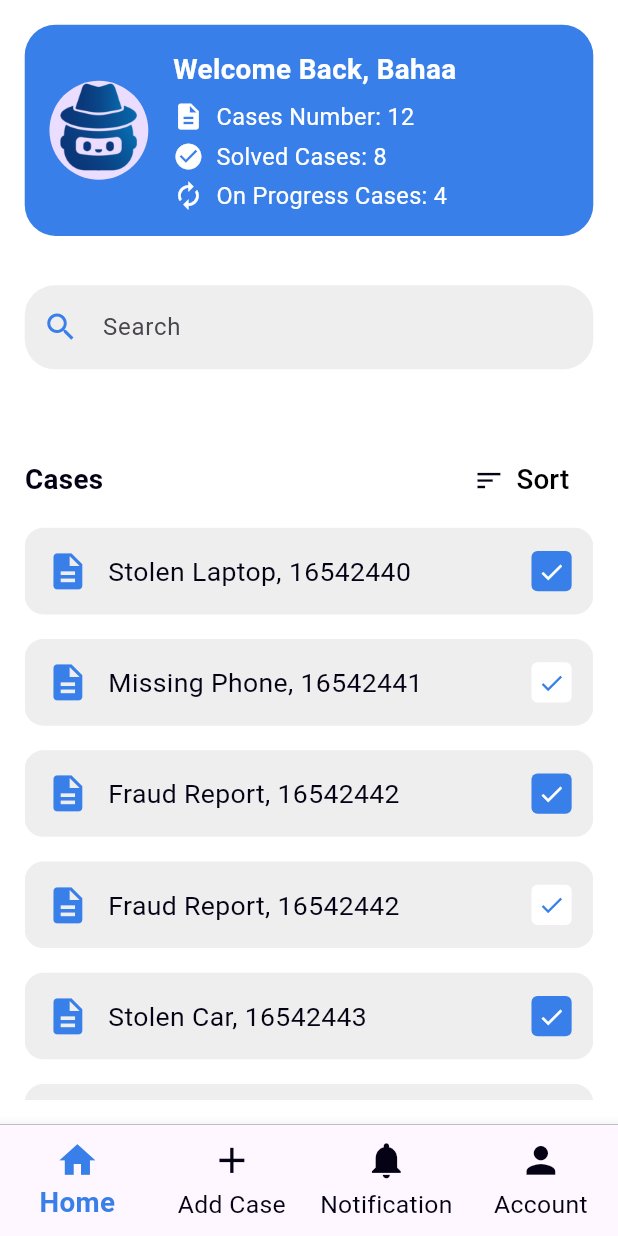
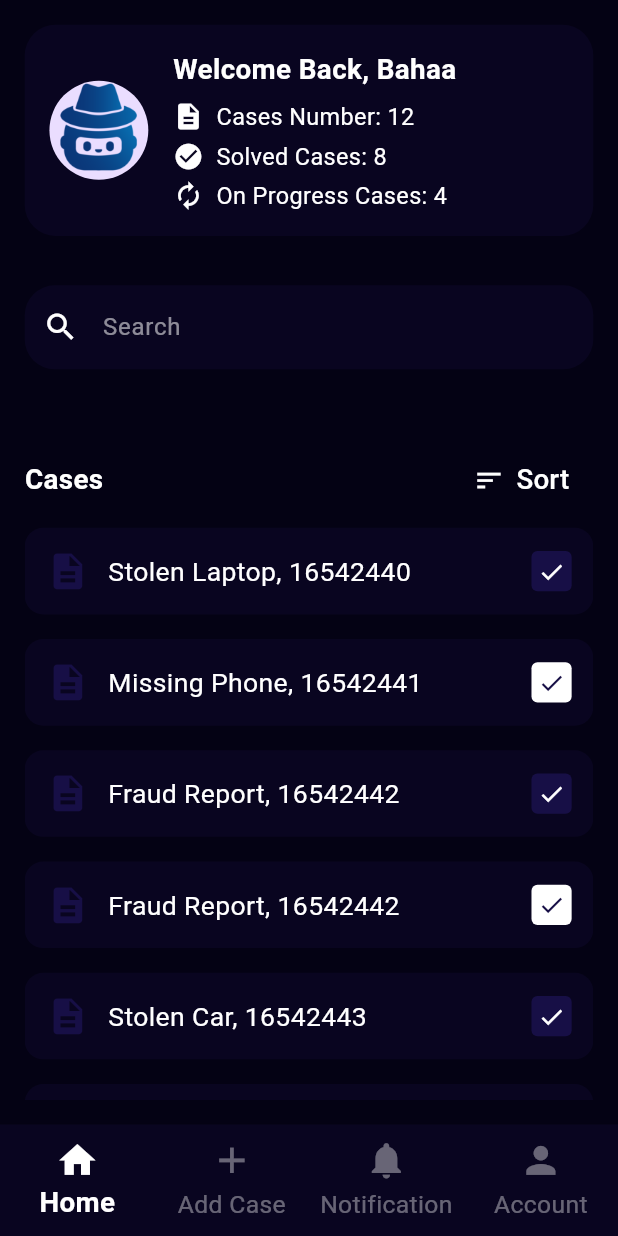
Before and after one commit to bahaaqasem20/detect-ai-graduation-project-, a Flutter app: the screen it shows after launch, on a phone screen of 412 x 824 dp. Run offline on Flutter 3.47's test engine with Material 3 defaults, Android fonts, the phone set to English and light mode, and no system bars; our stand-ins replace flutter_svg; Roboto replaces fonts that are missing (SF).

Commit message:
Made home page responsive and add some changes

```diff
--- a/lib/constants/app_colors.dart
+++ b/lib/constants/app_colors.dart
@@ -3,9 +3,11 @@ import 'package:flutter/material.dart';
 class AppColors {
   static const Color background = Color(0xFF040214);
   static const Color textLight = Color(0xFFFFFFFF);
+  static const Color cards = Color(0xff090520);
 
-  static const Color button = Color(0xFF387FE9);
+  static const Color button = Color(0xff170F46);
   static const Color fieldBackground = Color(0xFFEEEEEE);
+  static const Color unselctedItems = Color(0xFF08003E);
 
   // static const Color button = Color(0xFF170F46);
   static const Color textFormFeild = Colors.white10;
--- a/lib/screens/home_page.dart
+++ b/lib/screens/home_page.dart
@@ -50,11 +50,12 @@ class _HomePageState extends State<HomePage> {
 
     return Scaffold(
       bottomNavigationBar: BottomNavigationBar(
+        backgroundColor: AppColors.cards,
         type: BottomNavigationBarType.fixed,
         currentIndex: _currentIndex,
         iconSize: screenWidth * 0.07,
-        selectedItemColor: AppColors.button,
-        unselectedItemColor: AppColors.background,
+        selectedItemColor: AppColors.textLight,
+        unselectedItemColor: Colors.white38,
         selectedLabelStyle: TextStyle(
           fontSize: screenWidth * 0.045,
           fontWeight: FontWeight.bold,
@@ -82,7 +83,7 @@ class _HomePageState extends State<HomePage> {
       body: Container(
         decoration: BoxDecoration(
           gradient: LinearGradient(
-            colors: [AppColors.textLight, AppColors.textLight],
+            colors: [AppColors.background, AppColors.background],
             begin: Alignment.topCenter,
             end: Alignment.bottomCenter,
           ),
@@ -97,7 +98,7 @@ class _HomePageState extends State<HomePage> {
                 Container(
                   padding: EdgeInsets.all(screenWidth * 0.04),
                   decoration: BoxDecoration(
-                    color: AppColors.button,
+                    color: AppColors.cards,
                     borderRadius: BorderRadius.circular(screenWidth * 0.05),
                   ),
                   child: Row(
@@ -189,11 +190,12 @@ class _HomePageState extends State<HomePage> {
                 TextField(
                   decoration: InputDecoration(
                     hintText: "Search",
+                    hintStyle: TextStyle(color: AppColors.hintColor),
                     prefixIcon: const Icon(
                       Icons.search,
-                      color: AppColors.button,
+                      color: AppColors.textLight,
                     ),
-                    fillColor: AppColors.fieldBackground,
+                    fillColor: AppColors.cards,
                     filled: true,
                     border: OutlineInputBorder(
                       borderRadius: BorderRadius.circular(20),
@@ -215,7 +217,7 @@ class _HomePageState extends State<HomePage> {
                       style: TextStyle(
                         fontSize: screenWidth * 0.045,
                         fontWeight: FontWeight.bold,
-                        color: AppColors.background,
+                        color: AppColors.textLight,
                       ),
                     ),
                     TextButton.icon(
@@ -223,13 +225,13 @@ class _HomePageState extends State<HomePage> {
                       icon: Icon(
                         Icons.sort,
                         size: screenWidth * 0.05,
-                        color: AppColors.background,
+                        color: AppColors.textLight,
                       ),
                       label: Text(
                         "Sort",
                         style: TextStyle(
                           fontSize: screenWidth * 0.045,
-                          color: Colors.black,
+                          color: AppColors.textLight,
                         ),
                       ),
                     ),
@@ -253,7 +255,7 @@ class _HomePageState extends State<HomePage> {
                           ),
                           padding: EdgeInsets.all(screenWidth * 0.035),
                           decoration: BoxDecoration(
-                            color: AppColors.fieldBackground,
+                            color: AppColors.cards,
                             borderRadius: BorderRadius.circular(
                               screenWidth * 0.03,
                             ),
@@ -270,7 +272,7 @@ class _HomePageState extends State<HomePage> {
                                 child: Text(
                                   "${caseData['name']}, ${caseData['id']}",
                                   style: TextStyle(
-                                    color: AppColors.background,
+                                    color: AppColors.textLight,
                                     fontSize: screenWidth * 0.043,
                                   ),
                                 ),
```
Also changed, not shown: lib/screens/login_screen.dart (+37 -10 lines), lib/widgets/bottom_navbar.dart (added, +10 -0 lines).
